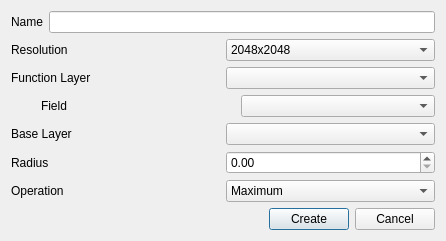
The window that QtUI/areastatisticsdialog.ui (Granada-Graphics-Group/Chisel3) describes before a commit, drawn with Qt 5.
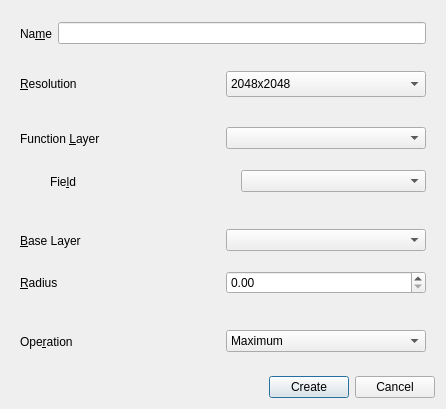
The same window after the commit.

Commit message: Topology operations UI. Windows executables. Bug fixes

Patch:
```diff
--- a/QtUI/areastatisticsdialog.ui
+++ b/QtUI/areastatisticsdialog.ui
@@ -10,14 +10,27 @@
     <x>0</x>
     <y>0</y>
     <width>446</width>
-    <height>238</height>
+    <height>409</height>
    </rect>
   </property>
+  <property name="sizePolicy">
+   <sizepolicy hsizetype="Preferred" vsizetype="Minimum">
+    <horstretch>0</horstretch>
+    <verstretch>0</verstretch>
+   </sizepolicy>
+  </property>
+  <property name="minimumSize">
+   <size>
+    <width>446</width>
+    <height>0</height>
+   </size>
+  </property>
   <property name="windowTitle">
    <string>Create Layer</string>
   </property>
   <layout class="QVBoxLayout" name="verticalLayout">
    <item>
+    <widget class="QWidget" name="nameWidget" native="true">
     <layout class="QHBoxLayout" name="layerNameLayout">
      <item>
       <widget class="QLabel" name="nameLabel">
@@ -34,7 +47,10 @@
         </size>
        </property>
        <property name="text">
-        <string>Name</string>
+         <string>Na&amp;me</string>
+        </property>
+        <property name="buddy">
+         <cstring>nameTextEdit</cstring>
        </property>
       </widget>
      </item>
@@ -42,8 +58,10 @@
       <widget class="QLineEdit" name="nameTextEdit"/>
      </item>
     </layout>
+    </widget>
    </item>
    <item>
+    <widget class="QWidget" name="resolutionWidget" native="true">
     <layout class="QHBoxLayout" name="resolutionLayout">
      <item>
       <widget class="QLabel" name="resolutionLabel">
@@ -60,7 +78,10 @@
         </size>
        </property>
        <property name="text">
-        <string>Resolution</string>
+         <string>&amp;Resolution</string>
+        </property>
+        <property name="buddy">
+         <cstring>resolutionComboBox</cstring>
        </property>
       </widget>
      </item>
@@ -85,29 +106,21 @@
       </widget>
      </item>
     </layout>
+    </widget>
    </item>
    <item>
-    <spacer name="verticalSpacer_2">
-     <property name="orientation">
-      <enum>Qt::Vertical</enum>
-     </property>
-     <property name="sizeHint" stdset="0">
-      <size>
-       <width>20</width>
-       <height>40</height>
-      </size>
-     </property>
-    </spacer>
-   </item>
-   <item>
+    <widget class="QWidget" name="functionLayerWidget" native="true">
     <layout class="QHBoxLayout" name="functionLayerLayout">
      <property name="bottomMargin">
-      <number>0</number>
+       <number>1</number>
      </property>
      <item>
       <widget class="QLabel" name="functionLayerLabel">
        <property name="text">
-        <string>Function Layer</string>
+         <string>Function &amp;Layer</string>
+        </property>
+        <property name="buddy">
+         <cstring>functionLayerComboBox</cstring>
        </property>
       </widget>
      </item>
@@ -115,11 +128,13 @@
       <widget class="QComboBox" name="functionLayerComboBox"/>
      </item>
     </layout>
+    </widget>
    </item>
    <item>
+    <widget class="QWidget" name="fieldWidget" native="true">
     <layout class="QHBoxLayout" name="fieldLayout">
      <property name="topMargin">
-      <number>0</number>
+       <number>1</number>
      </property>
      <item>
       <spacer name="fieldSpacer">
@@ -140,7 +155,10 @@
      <item>
       <widget class="QLabel" name="fieldLabel">
        <property name="text">
-        <string>Field</string>
+         <string>Fie&amp;ld</string>
+        </property>
+        <property name="buddy">
+         <cstring>fieldComboBox</cstring>
        </property>
       </widget>
      </item>
@@ -148,16 +166,21 @@
       <widget class="QComboBox" name="fieldComboBox"/>
      </item>
     </layout>
+    </widget>
    </item>
    <item>
+    <widget class="QWidget" name="baseLayerWidget" native="true">
     <layout class="QHBoxLayout" name="baseLayerLayout">
      <property name="bottomMargin">
-      <number>0</number>
+       <number>1</number>
      </property>
      <item>
       <widget class="QLabel" name="baseLayerLabel">
        <property name="text">
-        <string>Base Layer</string>
+         <string>&amp;Base Layer</string>
+        </property>
+        <property name="buddy">
+         <cstring>baseLayerComboBox</cstring>
        </property>
       </widget>
      </item>
@@ -165,16 +188,21 @@
       <widget class="QComboBox" name="baseLayerComboBox"/>
      </item>
     </layout>
+    </widget>
    </item>
    <item>
+    <widget class="QWidget" name="radiusWidget" native="true">
     <layout class="QHBoxLayout" name="radiusLayout">
      <property name="topMargin">
-      <number>0</number>
+       <number>1</number>
      </property>
      <item>
       <widget class="QLabel" name="radiusLabel">
        <property name="text">
-        <string>Radius</string>
+         <string>&amp;Radius</string>
+        </property>
+        <property name="buddy">
+         <cstring>radiusSpinBox</cstring>
        </property>
       </widget>
      </item>
@@ -182,16 +210,21 @@
       <widget class="QDoubleSpinBox" name="radiusSpinBox"/>
      </item>
     </layout>
+    </widget>
    </item>
    <item>
+    <widget class="QWidget" name="operationWidget" native="true">
     <layout class="QHBoxLayout" name="operationLayout">
      <property name="bottomMargin">
-      <number>0</number>
+       <number>1</number>
      </property>
      <item>
       <widget class="QLabel" name="operationLayerLabel">
        <property name="text">
-        <string>Operation</string>
+         <string>Ope&amp;ration</string>
+        </property>
+        <property name="buddy">
+         <cstring>operationLayerComboBox</cstring>
        </property>
       </widget>
      </item>
@@ -235,16 +268,20 @@
       </widget>
      </item>
     </layout>
+    </widget>
    </item>
    <item>
     <spacer name="verticalSpacer">
      <property name="orientation">
       <enum>Qt::Vertical</enum>
      </property>
+     <property name="sizeType">
+      <enum>QSizePolicy::Minimum</enum>
+     </property>
      <property name="sizeHint" stdset="0">
       <size>
        <width>20</width>
-       <height>40</height>
+       <height>10</height>
       </size>
      </property>
     </spacer>
```
Left out of the diff: 10 changed lines with no effect on the pictures. Lines whose indentation alone changed are shown as unchanged. The commit also changes 45 other files.
